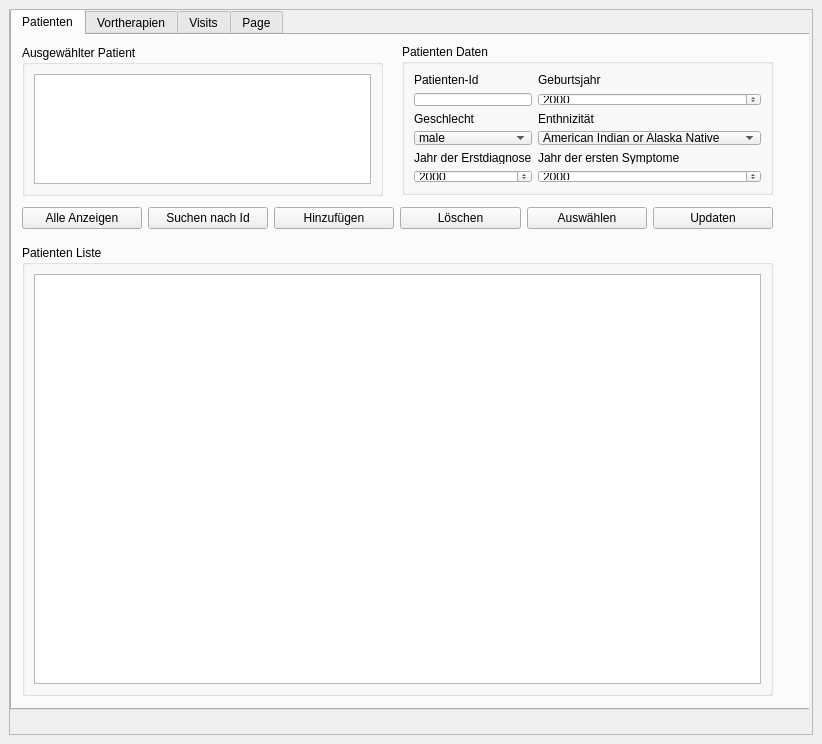
Above: 3drekonstruktionspeiseroehre/ui-files/show_data_window_design.ui from ds-lab/EsophagusVisualization before the change. Below: the same form after it.
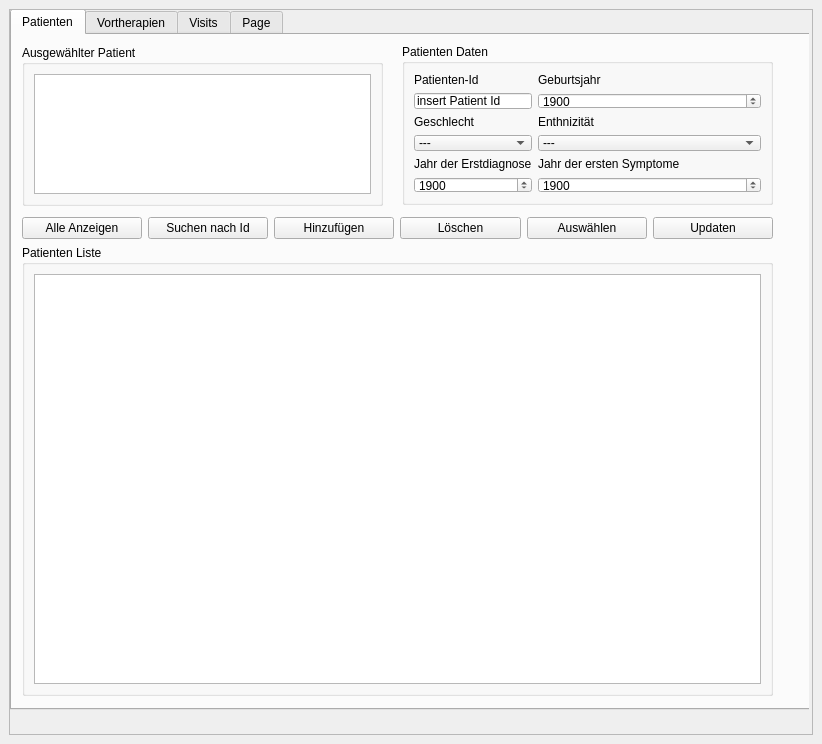
That is the form after the change.

Diff of the .ui file:
```diff
--- a/3drekonstruktionspeiseroehre/ui-files/show_data_window_design.ui
+++ b/3drekonstruktionspeiseroehre/ui-files/show_data_window_design.ui
@@ -72,7 +72,7 @@
             <x>390</x>
             <y>9</y>
             <width>371</width>
-            <height>151</height>
+            <height>161</height>
            </rect>
           </property>
           <property name="title">
@@ -95,7 +95,7 @@
                  <hour>0</hour>
                  <minute>0</minute>
                  <second>0</second>
-                 <year>2000</year>
+                 <year>1900</year>
                  <month>1</month>
                  <day>1</day>
                 </datetime>
@@ -106,6 +106,13 @@
                <property name="calendarPopup">
                 <bool>false</bool>
                </property>
+               <property name="date">
+                <date>
+                 <year>1900</year>
+                 <month>1</month>
+                 <day>1</day>
+                </date>
+               </property>
               </widget>
              </item>
              <item row="1" column="0">
@@ -116,6 +123,9 @@
                  <height>16777215</height>
                 </size>
                </property>
+               <property name="text">
+                <string>insert Patient Id</string>
+               </property>
                <property name="maxLength">
                 <number>100</number>
                </property>
@@ -126,6 +136,13 @@
                <property name="displayFormat">
                 <string>yyyy</string>
                </property>
+               <property name="date">
+                <date>
+                 <year>1900</year>
+                 <month>1</month>
+                 <day>1</day>
+                </date>
+               </property>
               </widget>
              </item>
              <item row="4" column="0">
@@ -154,6 +171,13 @@
                <property name="displayFormat">
                 <string>yyyy</string>
                </property>
+               <property name="date">
+                <date>
+                 <year>1900</year>
+                 <month>1</month>
+                 <day>1</day>
+                </date>
+               </property>
               </widget>
              </item>
              <item row="2" column="1">
@@ -172,6 +196,11 @@
              </item>
              <item row="3" column="0">
               <widget class="QComboBox" name="gender_dropdown">
+               <item>
+                <property name="text">
+                 <string>---</string>
+                </property>
+               </item>
                <item>
                 <property name="text">
                  <string>male</string>
@@ -191,6 +220,11 @@
              </item>
              <item row="3" column="1">
               <widget class="QComboBox" name="ethnicity_dropdown">
+               <item>
+                <property name="text">
+                 <string>---</string>
+                </property>
+               </item>
                <item>
                 <property name="text">
                  <string>American Indian or Alaska Native</string>
@@ -249,7 +283,7 @@
           <property name="geometry">
            <rect>
             <x>10</x>
-            <y>170</y>
+            <y>180</y>
             <width>751</width>
             <height>26</height>
            </rect>
@@ -305,7 +339,7 @@
             <x>10</x>
             <y>10</y>
             <width>361</width>
-            <height>151</height>
+            <height>161</height>
            </rect>
           </property>
           <property name="title">
```
